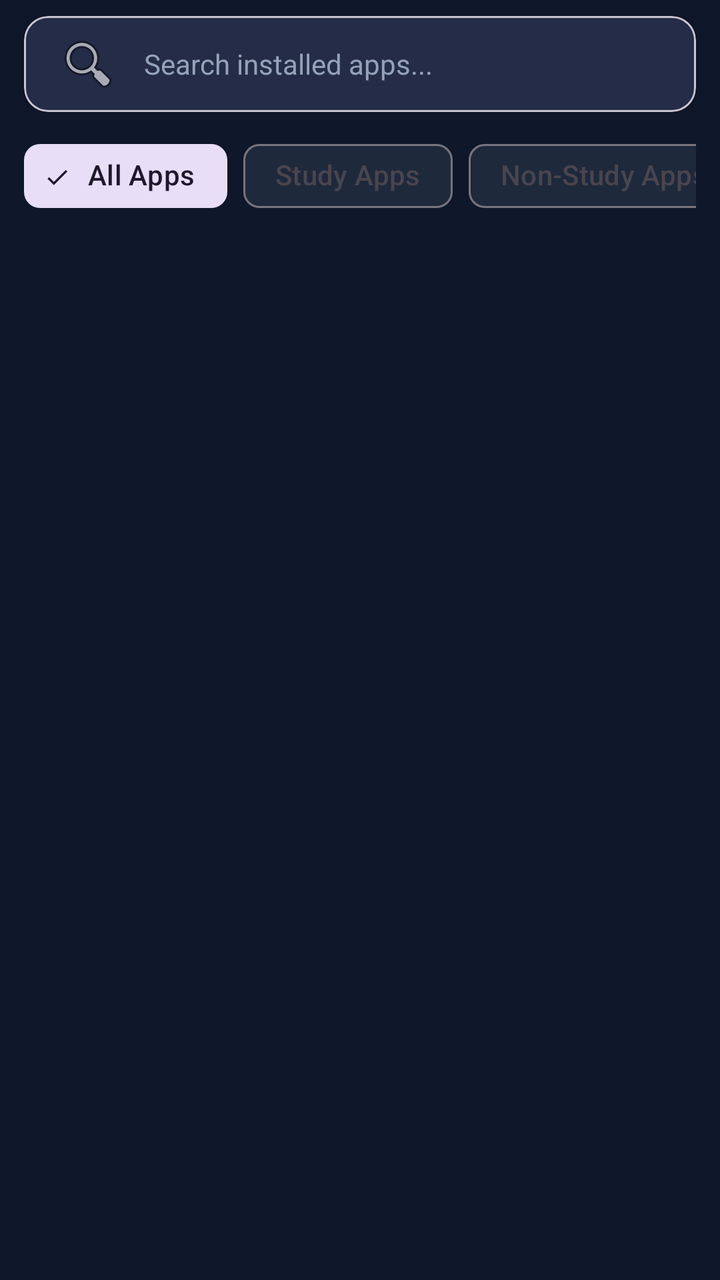
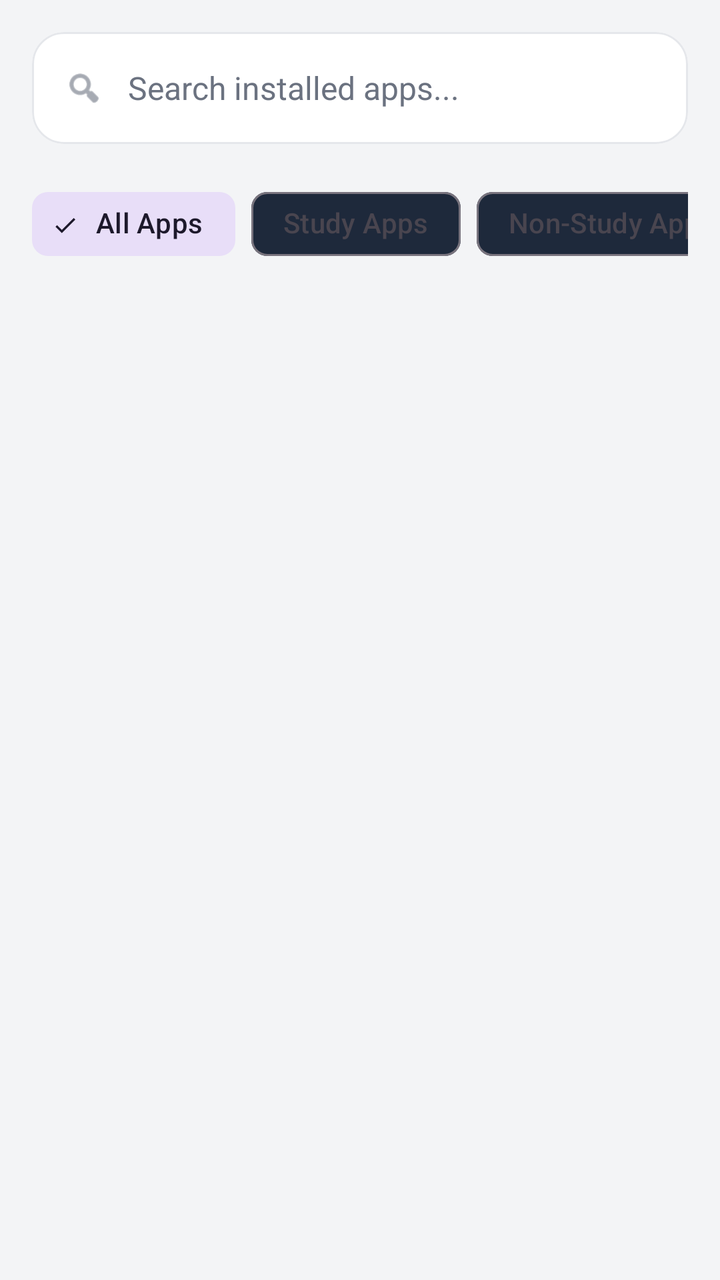

An Android layout rendered at two revisions. The XML below is the earlier revision; the diff shows what the commit changed to produce the second picture.
<!-- AndroidManifest.xml: application theme Theme.SelfPilot -->
<!-- res/layout/fragment_apps.xml -->
<?xml version="1.0" encoding="utf-8"?>
<LinearLayout xmlns:android="http://schemas.android.com/apk/res/android"
    xmlns:app="http://schemas.android.com/apk/res-auto"
    android:layout_width="match_parent"
    android:layout_height="match_parent"
    android:background="@color/background_dark"
    android:orientation="vertical"
    android:paddingTop="8dp">

    
    <com.google.android.material.card.MaterialCardView
        android:layout_width="match_parent"
        android:layout_height="wrap_content"
        android:layout_marginHorizontal="12dp"
        android:layout_marginBottom="8dp"
        app:cardBackgroundColor="@color/card_background"
        app:cardCornerRadius="12dp"
        app:cardElevation="2dp">

        <EditText
            android:id="@+id/etSearchApp"
            android:layout_width="match_parent"
            android:layout_height="48dp"
            android:background="@null"
            android:drawableStart="@android:drawable/ic_menu_search"
            android:drawablePadding="12dp"
            android:hint="Search installed apps..."
            android:inputType="text"
            android:paddingHorizontal="16dp"
            android:textColor="@color/text_primary"
            android:textColorHint="@color/text_secondary"
            android:textSize="14sp" />

    </com.google.android.material.card.MaterialCardView>

    
    <HorizontalScrollView
        android:layout_width="match_parent"
        android:layout_height="wrap_content"
        android:layout_marginBottom="8dp"
        android:paddingHorizontal="12dp"
        android:scrollbars="none">

        <com.google.android.material.chip.ChipGroup
            android:id="@+id/chipGroupFilter"
            android:layout_width="wrap_content"
            android:layout_height="wrap_content"
            app:singleSelection="true">

            <com.google.android.material.chip.Chip
                android:id="@+id/chipAll"
                style="@style/Widget.Material3.Chip.Filter"
                android:layout_width="wrap_content"
                android:layout_height="wrap_content"
                android:checked="true"
                android:text="All Apps" />

            <com.google.android.material.chip.Chip
                android:id="@+id/chipStudy"
                style="@style/Widget.Material3.Chip.Filter"
                android:layout_width="wrap_content"
                android:layout_height="wrap_content"
                android:text="Study Apps" />

            <com.google.android.material.chip.Chip
                android:id="@+id/chipNonStudy"
                style="@style/Widget.Material3.Chip.Filter"
                android:layout_width="wrap_content"
                android:layout_height="wrap_content"
                android:text="Non-Study Apps" />

            <com.google.android.material.chip.Chip
                android:id="@+id/chipFrozen"
                style="@style/Widget.Material3.Chip.Filter"
                android:layout_width="wrap_content"
                android:layout_height="wrap_content"
                android:text="Frozen Apps" />

        </com.google.android.material.chip.ChipGroup>

    </HorizontalScrollView>

    <androidx.recyclerview.widget.RecyclerView
        android:id="@+id/recycler_view_apps"
        android:layout_width="match_parent"
        android:layout_height="match_parent"
        android:clipToPadding="false"
        android:paddingBottom="16dp"
        app:layoutManager="androidx.recyclerview.widget.LinearLayoutManager" />

</LinearLayout>
<!-- resources referenced by this layout -->
<resources>
  <color name="background_dark">#0F172A</color>
  <color name="card_background">#1E293B</color>
  <color name="text_primary">#F8FAFC</color>
  <color name="text_secondary">#94A3B8</color>
  <style name="Theme.SelfPilot" parent="Base.Theme.SelfPilot" />
  <style name="Base.Theme.SelfPilot" parent="Theme.Material3.DayNight.NoActionBar">
          
          <item name="colorPrimary">@color/purple_accent</item>
          <item name="colorPrimaryVariant">@color/electric_blue</item>
          <item name="colorOnPrimary">@color/white</item>
          <item name="colorSecondary">@color/electric_blue</item>
          <item name="colorSecondaryVariant">@color/purple_accent_light</item>
          <item name="colorOnSecondary">@color/white</item>
          <item name="android:colorBackground">@color/background_dark</item>
          <item name="colorSurface">@color/card_background</item>
          <item name="colorOnSurface">@color/text_primary</item>
          <item name="android:textColorPrimary">@color/text_primary</item>
          <item name="android:textColorSecondary">@color/text_secondary</item>
          <item name="android:statusBarColor">@color/background_dark</item>
          <item name="android:navigationBarColor">@color/background_dark</item>
          <item name="bottomNavigationStyle">@style/Widget.MaterialComponents.BottomNavigationView.Colored</item>
      </style>
  <color name="purple_accent">#8B5CF6</color>
  <color name="electric_blue">#3B82F6</color>
  <color name="white">#FFFFFFFF</color>
  <color name="purple_accent_light">#A78BFA</color>
</resources>

<!-- the commit's change to res/layout/fragment_apps.xml (unified diff, before → after) -->
@@ -3,7 +3,7 @@
     xmlns:app="http://schemas.android.com/apk/res-auto"
     android:layout_width="match_parent"
     android:layout_height="match_parent"
-    android:background="@color/background_dark"
+    android:background="@color/exam_bg"
     android:orientation="vertical"
     android:paddingTop="8dp">
 
@@ -11,34 +11,47 @@
     <com.google.android.material.card.MaterialCardView
         android:layout_width="match_parent"
         android:layout_height="wrap_content"
-        android:layout_marginHorizontal="12dp"
-        android:layout_marginBottom="8dp"
-        app:cardBackgroundColor="@color/card_background"
-        app:cardCornerRadius="12dp"
-        app:cardElevation="2dp">
+        android:layout_marginHorizontal="16dp"
+        android:layout_marginBottom="16dp"
+        android:layout_marginTop="8dp"
+        app:cardBackgroundColor="@color/exam_card"
+        app:cardCornerRadius="16dp"
+        app:strokeColor="@color/exam_border"
+        app:strokeWidth="1dp"
+        app:cardElevation="0dp">
 
-        <EditText
-            android:id="@+id/etSearchApp"
+        <LinearLayout
             android:layout_width="match_parent"
-            android:layout_height="48dp"
-            android:background="@null"
-            android:drawableStart="@android:drawable/ic_menu_search"
-            android:drawablePadding="12dp"
-            android:hint="Search installed apps..."
-            android:inputType="text"
-            android:paddingHorizontal="16dp"
-            android:textColor="@color/text_primary"
-            android:textColorHint="@color/text_secondary"
-            android:textSize="14sp" />
+            android:layout_height="56dp"
+            android:gravity="center_vertical"
+            android:paddingHorizontal="16dp">
 
+            <ImageView
+                android:layout_width="20dp"
+                android:layout_height="20dp"
+                android:src="@android:drawable/ic_menu_search"
+                app:tint="@color/exam_text_secondary"/>
+
+            <EditText
+                android:id="@+id/etSearchApp"
+                android:layout_width="match_parent"
+                android:layout_height="match_parent"
+                android:background="@null"
+                android:layout_marginStart="12dp"
+                android:hint="Search installed apps..."
+                android:inputType="text"
+                android:textColor="@color/exam_text_primary"
+                android:textColorHint="@color/exam_text_secondary"
+                android:textSize="16sp" />
+        </LinearLayout>
     </com.google.android.material.card.MaterialCardView>
 
     
     <HorizontalScrollView
         android:layout_width="match_parent"
         android:layout_height="wrap_content"
-        android:layout_marginBottom="8dp"
-        android:paddingHorizontal="12dp"
+        android:layout_marginBottom="12dp"
+        android:paddingHorizontal="16dp"
         android:scrollbars="none">
 
         <com.google.android.material.chip.ChipGroup
<!-- resource entries referenced after the edit -->
@@ -1,5 +1,10 @@
 <!-- resources referenced by this layout -->
 <resources>
+  <color name="exam_bg">#F3F4F6</color>
+  <color name="exam_border">#E5E7EB</color>
+  <color name="exam_card">#FFFFFF</color>
+  <color name="exam_text_primary">#111827</color>
+  <color name="exam_text_secondary">#6B7280</color>
   <color name="background_dark">#0F172A</color>
   <color name="card_background">#1E293B</color>
   <color name="text_primary">#F8FAFC</color>
